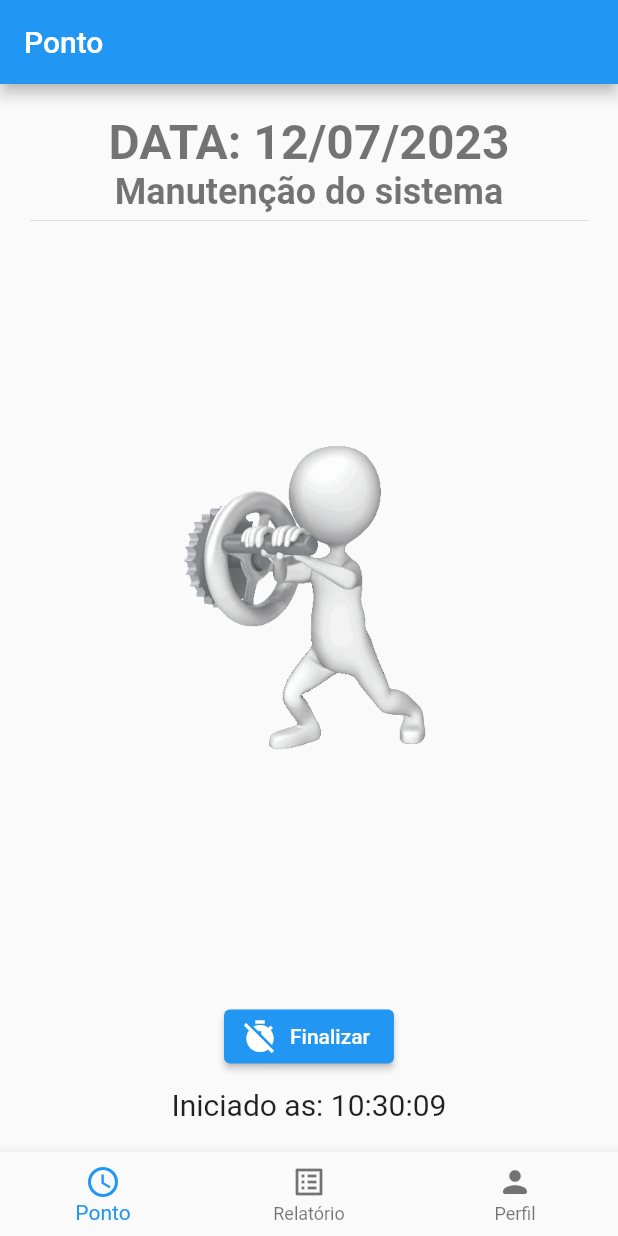
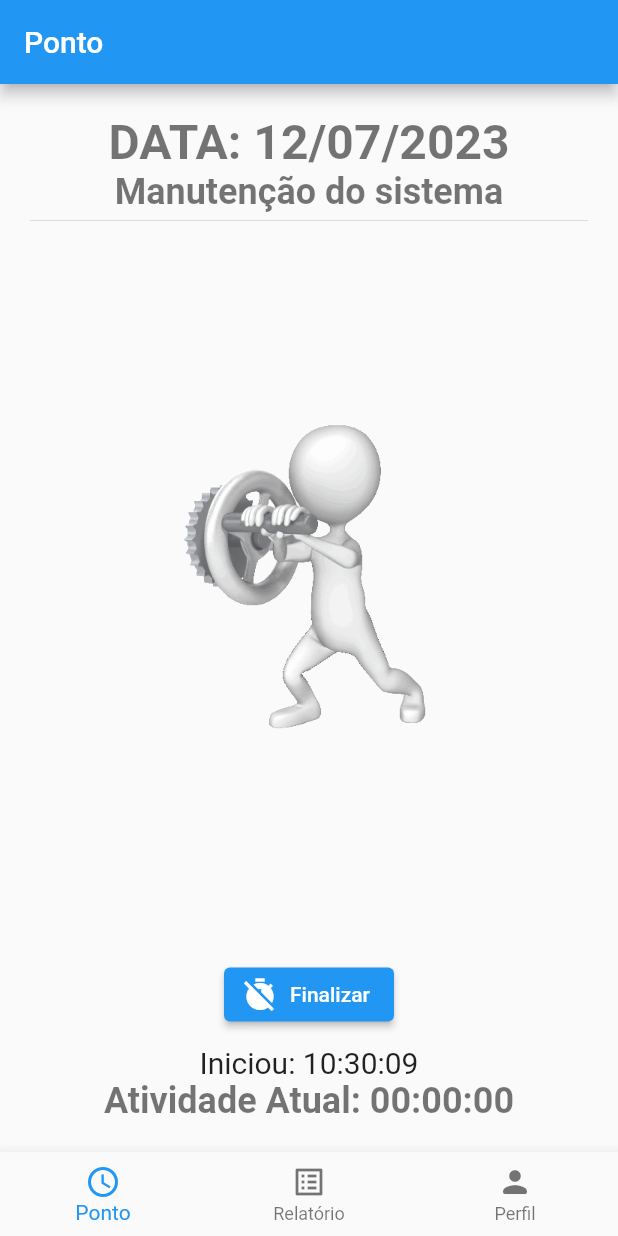
Before and after one commit to osmarmartins/app-ponto-remoto, a Flutter app: the screen it shows after launch, after a tap on "Iniciar", on a phone screen of 412 x 824 dp. Run offline on Flutter 3.47's test engine with Material 2 defaults, Android fonts, the phone set to English and light mode, and no system bars; our stand-ins replace get.

Commit message:
Cálculo dos observáveis e cronômetro para a atividade atual

```diff
--- a/lib/main.dart
+++ b/lib/main.dart
@@ -1,4 +1,5 @@
 import 'package:flutter/material.dart';
+import 'package:get/get.dart';
 import 'package:ponto_remoto/src/views/menu_view.dart';
 
 void main() {
@@ -10,7 +11,7 @@ class MainApp extends StatelessWidget {
 
   @override
   Widget build(BuildContext context) {
-    return const MaterialApp(
+    return const GetMaterialApp(
       debugShowCheckedModeBanner: false,
       home: MenuPage(),
     );
--- a/lib/src/controllers/ponto_controller.dart
+++ b/lib/src/controllers/ponto_controller.dart
@@ -4,8 +4,7 @@ class PontoController extends GetxController {
   var tarefaIniciada = false.obs;
   var inicio = DateTime.now().obs;
   var fim = DateTime.now().obs;
-
-  setTarefaIniciada(bool value) => tarefaIniciada.value = value;
-  setInicio(var value) => inicio.value = value;
-  setFim(var value) => fim.value = value;
+  var intervalo = const Duration().obs;
+  var tempo = const Duration().obs;
+  var atividadeAtual = const Duration().obs;
 }
--- a/lib/src/views/ponto_view.dart
+++ b/lib/src/views/ponto_view.dart
@@ -1,3 +1,5 @@
+import 'dart:async';
+
 import 'package:flutter/material.dart';
 import 'package:get/get.dart';
 import 'package:ponto_remoto/src/components/subtitulo_widget.dart';
@@ -7,19 +9,18 @@ import 'package:ponto_remoto/src/components/titulo_widget.dart';
 import '../controllers/ponto_controller.dart';
 import '../helpers/date_time_helper.dart';
 
-// ignore: must_be_immutable
 class PontoPage extends StatelessWidget {
   PontoPage({super.key});
   final tarefa = 'Manutenção do sistema';
-  Duration intervalo = const Duration();
-  Duration tempo = const Duration();
-
   final PontoController controller = Get.put(PontoController());
-
-  DateTime hoje = DateTime.now();
 
   @override
   Widget build(BuildContext context) {
+    Timer.periodic(const Duration(seconds: 1), (timer) {
+      controller.atividadeAtual.value =
+          DateTime.now().difference(controller.inicio.value);
+    });
+
     return Scaffold(
       appBar: AppBar(title: const Text('Ponto')),
       body: Padding(
@@ -27,7 +28,9 @@ class PontoPage extends StatelessWidget {
         child: Center(
           child: Column(
             children: [
-              TituloWidget(texto: 'DATA: ${DateTimeHelper.formatarData(hoje)}'),
+              TituloWidget(
+                  texto:
+                      'DATA: ${DateTimeHelper.formatarData(DateTime.now())}'),
               SubTituloWidget(texto: tarefa),
               const Divider(height: 10),
               Obx(
@@ -50,37 +53,50 @@ class PontoPage extends StatelessWidget {
                 height: 10,
               ),
               Obx(
-                () {
-                  return Visibility(
+                () => Visibility(
                   visible: controller.tarefaIniciada.value,
                   child: TextoComumWidget(
                     texto:
-                          'Iniciado as: ${DateTimeHelper.formatarHora(controller.inicio.value)}',
+                        'Iniciou: ${DateTimeHelper.formatarHora(controller.inicio.value)}',
                   ),
-                  );
-                },
+                ),
               ),
               Obx(
-                () {
-                  return Visibility(
-                    visible: !controller.tarefaIniciada.value,
+                () => Visibility(
+                  visible: controller.tarefaIniciada.value,
+                  child: SubTituloWidget(
+                    texto:
+                        'Atividade Atual: ${DateTimeHelper.formatarDuration(controller.atividadeAtual.value)}',
+                  ),
+                ),
+              ),
+              Obx(
+                () => Visibility(
+                  visible: !controller.tarefaIniciada.value &&
+                      controller.tempo.value > const Duration(seconds: 0),
                   child: TextoComumWidget(
                     texto:
-                          'Última Marcação: ${DateTimeHelper.formatarDuration(intervalo)}',
+                        'Finalizou: ${DateTimeHelper.formatarHora(controller.fim.value)}',
                   ),
-                  );
-                },
+                ),
               ),
               Obx(
-                () {
-                  return Visibility(
-                    visible: !controller.tarefaIniciada.value,
+                () => Visibility(
+                  visible: controller.tempo.value > const Duration(seconds: 0),
                   child: TextoComumWidget(
                     texto:
-                          'Acumulado no dia: ${DateTimeHelper.formatarDuration(tempo)}',
+                        'Última Atividade: ${DateTimeHelper.formatarDuration(controller.intervalo.value)}',
                   ),
-                  );
-                },
+                ),
+              ),
+              Obx(
+                () => Visibility(
+                  visible: controller.tempo.value > const Duration(seconds: 0),
+                  child: TextoComumWidget(
+                    texto:
+                        'Acumulado no dia: ${DateTimeHelper.formatarDuration(controller.tempo.value)}',
+                  ),
+                ),
               ),
             ],
           ),
@@ -89,29 +105,33 @@ class PontoPage extends StatelessWidget {
     );
   }
 
+  ElevatedButton _iniciar() {
+    return ElevatedButton.icon(
+      onPressed: () {
+        controller.intervalo.value =
+            controller.fim.value.difference(controller.inicio.value);
+        controller.atividadeAtual.value =
+            const Duration(seconds: 0, minutes: 0, hours: 0);
+        controller.inicio.value = DateTime.now();
+        controller.fim.value = DateTime.now();
+        controller.tarefaIniciada.value = true;
+      },
+      icon: const Icon(Icons.timer_sharp),
+      label: const Text('Iniciar'),
+    );
+  }
+
   ElevatedButton _finalizar() {
     return ElevatedButton.icon(
       onPressed: () {
-        intervalo = controller.fim.value.difference(controller.inicio.value);
-        controller.fim(DateTime.now());
-        tempo = tempo + intervalo;
-        controller.tarefaIniciada(false);
+        controller.fim.value = DateTime.now();
+        controller.intervalo.value =
+            controller.fim.value.difference(controller.inicio.value);
+        controller.tempo.value += controller.intervalo.value;
+        controller.tarefaIniciada.value = false;
       },
       icon: const Icon(Icons.timer_off_sharp),
       label: const Text('Finalizar'),
     );
   }
-
-  ElevatedButton _iniciar() {
-    return ElevatedButton.icon(
-      onPressed: () {
-        intervalo = controller.fim.value.difference(controller.inicio.value);
-        controller.inicio(DateTime.now());
-        controller.fim(DateTime.now());
-        controller.tarefaIniciada(true);
-      },
-      icon: const Icon(Icons.timer_sharp),
-      label: const Text('Iniciar'),
-    );
 }
-}
```
Lines whose indentation alone changed are shown as unchanged.
